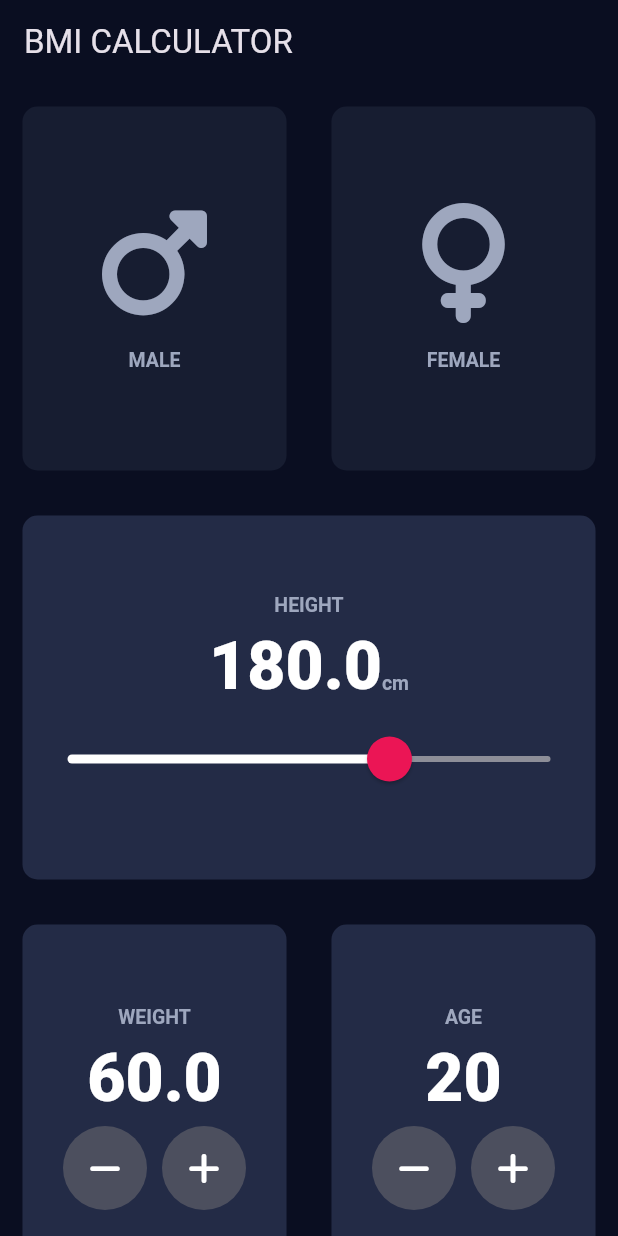
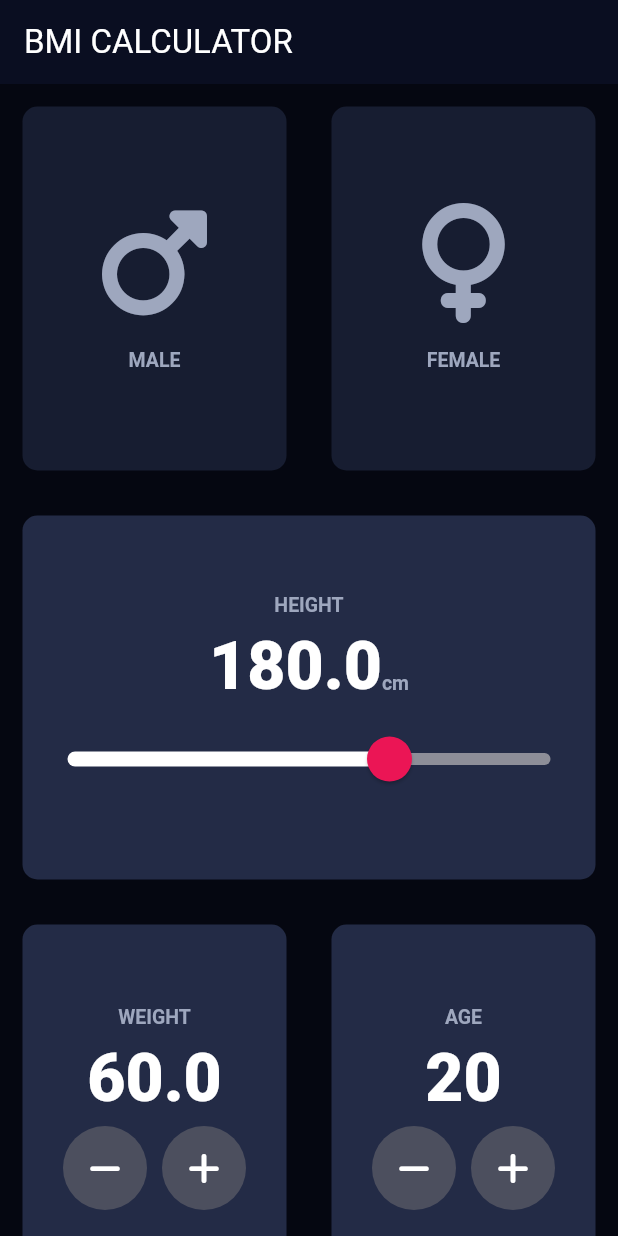
Before and after one commit to RensithUdara/bmi_calculator, a Flutter app: the screen it shows after launch, on a phone screen of 412 x 824 dp. Run offline on Flutter 3.47's test engine with Material 3 defaults, Android fonts, the phone set to English and light mode, and no system bars; our stand-ins replace font_awesome_flutter.

Commit message:
feat: Enhance theme configuration with Material 3 support and improved color scheme

```diff
--- a/lib/main.dart
+++ b/lib/main.dart
@@ -1,4 +1,5 @@
 import 'package:flutter/material.dart';
+import 'package:bmicalc/constants.dart';
 import 'package:bmicalc/screens/input_page.dart';
 
 void main() => runApp(const BMICalculator());
@@ -10,9 +11,25 @@ class BMICalculator extends StatelessWidget {
   Widget build(BuildContext context) {
     return MaterialApp(
       debugShowCheckedModeBanner: false,
-      theme: ThemeData.dark().copyWith(
-        primaryColor: const Color(0xFF0A0E21),
-        scaffoldBackgroundColor: const Color(0xFF0A0E21),
+      theme: ThemeData.dark(useMaterial3: true).copyWith(
+        colorScheme: const ColorScheme.dark(
+          primary: kAccentColor,
+          secondary: kAccentColorAlt,
+          surface: kSurfaceColor,
+        ),
+        scaffoldBackgroundColor: kBackgroundBottom,
+        sliderTheme: SliderThemeData(
+          activeTrackColor: kAccentColorAlt,
+          inactiveTrackColor: Colors.white.withOpacity(0.12),
+          thumbColor: Colors.white,
+          overlayColor: kAccentColorAlt.withOpacity(0.14),
+          trackHeight: 8,
+        ),
+        textTheme: ThemeData.dark().textTheme.apply(
+              fontFamily: 'Roboto',
+              bodyColor: Colors.white,
+              displayColor: Colors.white,
+            ),
       ),
       home: const InputPage(),
     );
```
